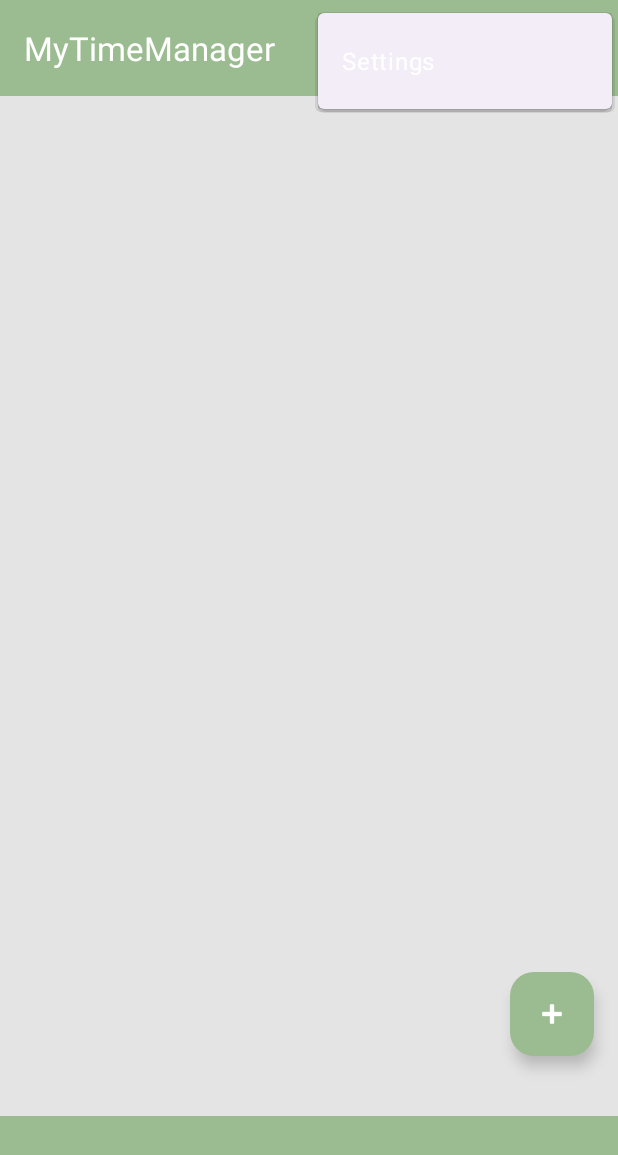
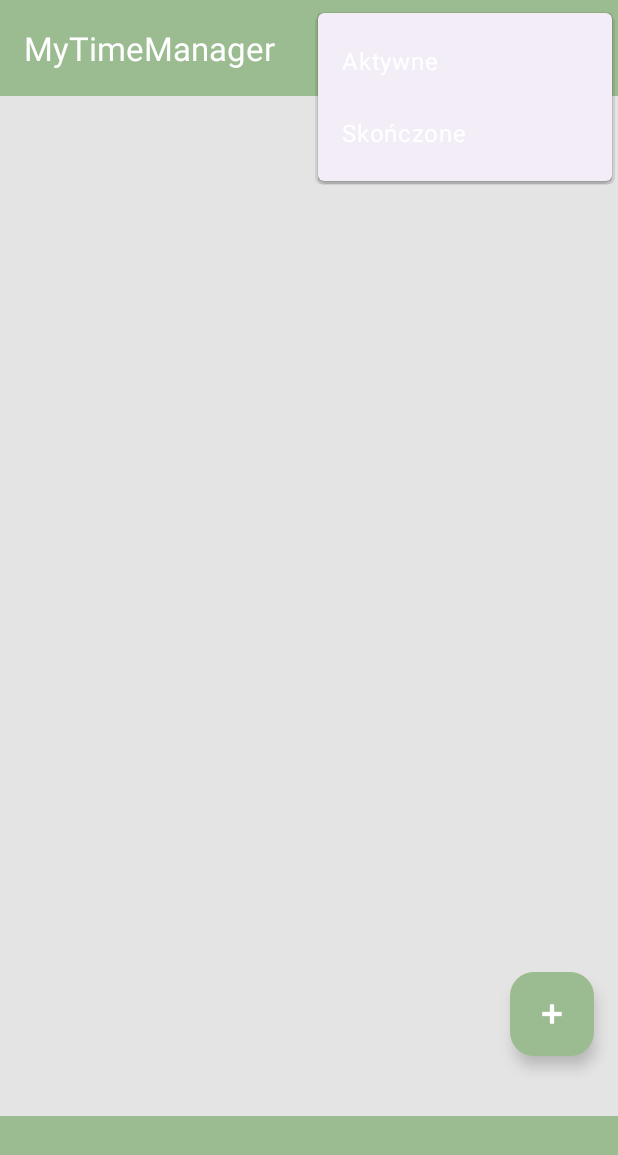
Before and after one commit to Sanguinius90/PSM_Projekt, an Android app: the screen it shows after launch (MainActivity), with the options menu open, on a phone screen of 412 x 824 dp. Shown: the top 1155 px of the screen. Run offline under Robolectric (Android 15) with nearby library versions, the phone set to English and light mode, and no system bars; our stand-ins replace Room's generated code; 1 statement that could not run was skipped.

Commit message:
Usunięcie przycisku w zakładce "Skończone". Gdy użytkownik zaznaczy, że ukończył zadanie ląduje one w zakłądce "Skońzcone", gdy odznaczy zadanie wraca ono do zakłądki "Aktywne". Naprawienie blędów związanych z dodawaniem nowego zadania w zakładce "Aktywne"

```diff
--- a/app/src/main/java/com/example/mytimemanager/TaskAdapter.java
+++ b/app/src/main/java/com/example/mytimemanager/TaskAdapter.java
@@ -1,31 +1,38 @@
 package com.example.mytimemanager;
 
+import android.content.Context;
 import android.view.LayoutInflater;
 import android.view.View;
 import android.view.ViewGroup;
 import android.widget.CheckBox;
 import android.widget.TextView;
 
-import android.graphics.Color;
+import androidx.annotation.NonNull;
 import androidx.cardview.widget.CardView;
+import androidx.core.content.ContextCompat;
+import androidx.recyclerview.widget.RecyclerView;
+import androidx.room.Room;
+
 import java.text.ParseException;
 import java.text.SimpleDateFormat;
 import java.util.Date;
+import java.util.List;
 import java.util.Locale;
 import java.util.concurrent.TimeUnit;
-
-import androidx.annotation.NonNull;
-import androidx.core.content.ContextCompat;
-import androidx.recyclerview.widget.RecyclerView;
-
-import java.util.List;
 
 public class TaskAdapter extends RecyclerView.Adapter<TaskAdapter.TaskViewHolder> {
 
     private List<Task> taskList;
+    private final AppDatabase db;
+    private final Context context;
 
-    public TaskAdapter(List<Task> taskList) {
+    public TaskAdapter(List<Task> taskList, Context context) {
         this.taskList = taskList;
+        this.context = context;
+        this.db = Room.databaseBuilder(context, AppDatabase.class, "task-database")
+                .allowMainThreadQueries()
+                .fallbackToDestructiveMigration()
+                .build();
     }
 
     @NonNull
@@ -41,13 +48,27 @@ public class TaskAdapter extends RecyclerView.Adapter<TaskAdapter.TaskViewHolder
         holder.title.setText(task.getTitle());
         holder.description.setText(task.getDescription());
         holder.date.setText(task.getDate());
+
+        // Resetujemy listener przed ustawieniem stanu
+        holder.checkBox.setOnCheckedChangeListener(null);
         holder.checkBox.setChecked(task.isDone());
 
+        // Obsługa kliknięcia checkboxa
+        holder.checkBox.setOnCheckedChangeListener((buttonView, isChecked) -> {
+            task.setDone(isChecked);
+            db.taskDao().update(task);
+
+            int pos = holder.getAdapterPosition();
+            if (pos != RecyclerView.NO_POSITION) {
+                taskList.remove(pos);
+                notifyItemRemoved(pos);
+            }
+        });
+
+        // Kolor karty zależny od priorytetu i terminu
         if (task.isHighPriority()) {
-            // Jeśli wysoki priorytet — bez względu na datę — zawsze czerwony
-            holder.cardView.setCardBackgroundColor(ContextCompat.getColor(holder.itemView.getContext(), R.color.red));
+            holder.cardView.setCardBackgroundColor(ContextCompat.getColor(context, R.color.red));
         } else {
-            // Jeśli NIE wysoki priorytet — sprawdzamy ile dni do deadline
             SimpleDateFormat sdf = new SimpleDateFormat("dd.MM.yyyy", Locale.getDefault());
             try {
                 Date today = new Date();
@@ -58,17 +79,19 @@ public class TaskAdapter extends RecyclerView.Adapter<TaskAdapter.TaskViewHolder
                     long diffInDays = TimeUnit.MILLISECONDS.toDays(diffInMillies);
 
                     if (diffInDays <= 3) {
-                        holder.cardView.setCardBackgroundColor(ContextCompat.getColor(holder.itemView.getContext(), R.color.red));
+                        holder.cardView.setCardBackgroundColor(ContextCompat.getColor(context, R.color.red));
                     } else if (diffInDays <= 10) {
-                        holder.cardView.setCardBackgroundColor(ContextCompat.getColor(holder.itemView.getContext(), R.color.orange));
+                        holder.cardView.setCardBackgroundColor(ContextCompat.getColor(context, R.color.orange));
                     } else {
-                        holder.cardView.setCardBackgroundColor(ContextCompat.getColor(holder.itemView.getContext(), R.color.green));
+                        holder.cardView.setCardBackgroundColor(ContextCompat.getColor(context, R.color.green));
                     }
                 }
             } catch (ParseException e) {
                 e.printStackTrace();
             }
         }
+
+        // Obsługa kliknięcia w kartę (np. do edycji)
         holder.itemView.setOnClickListener(v -> {
             if (listener != null) {
                 listener.onItemClick(task);
@@ -76,10 +99,14 @@ public class TaskAdapter extends RecyclerView.Adapter<TaskAdapter.TaskViewHolder
         });
     }
 
-
     @Override
     public int getItemCount() {
         return taskList.size();
+    }
+
+    public void updateTasks(List<Task> newTasks) {
+        this.taskList = newTasks;
+        notifyDataSetChanged();
     }
 
     public static class TaskViewHolder extends RecyclerView.ViewHolder {
@@ -97,11 +124,6 @@ public class TaskAdapter extends RecyclerView.Adapter<TaskAdapter.TaskViewHolder
         }
     }
 
-    public void updateTasks(List<Task> newTasks) {
-        this.taskList = newTasks;
-        notifyDataSetChanged();
-    }
-
     public interface OnItemClickListener {
         void onItemClick(Task task);
     }
@@ -111,5 +133,4 @@ public class TaskAdapter extends RecyclerView.Adapter<TaskAdapter.TaskViewHolder
     public void setOnItemClickListener(OnItemClickListener listener) {
         this.listener = listener;
     }
-
 }
--- a/app/src/main/java/com/example/mytimemanager/TaskDao.java
+++ b/app/src/main/java/com/example/mytimemanager/TaskDao.java
@@ -20,4 +20,10 @@ public interface TaskDao {
 
     @Query("SELECT * FROM Task WHERE id = :id LIMIT 1")
     Task findById(int id);
+
+    @Query("SELECT * FROM Task WHERE done = 1")
+    List<Task> getDoneTasks();
+
+    @Query("SELECT * FROM Task WHERE done = 0")
+    List<Task> getActiveTasks();
 }
--- a/app/src/main/res/menu/menu_main.xml
+++ b/app/src/main/res/menu/menu_main.xml
@@ -2,9 +2,13 @@
     xmlns:app="http://schemas.android.com/apk/res-auto"
     xmlns:tools="http://schemas.android.com/tools"
     tools:context="com.example.mytimemanager.MainActivity">
+
     <item
-        android:id="@+id/action_settings"
-        android:orderInCategory="100"
-        android:title="@string/action_settings"
+        android:id="@+id/action_active"
+        android:title="Aktywne"
+        app:showAsAction="never" />
+    <item
+        android:id="@+id/action_done"
+        android:title="Skończone"
         app:showAsAction="never" />
 </menu>
```
Also changed, not shown: app/src/main/java/com/example/mytimemanager/MainActivity.java (+19 -13 lines).
